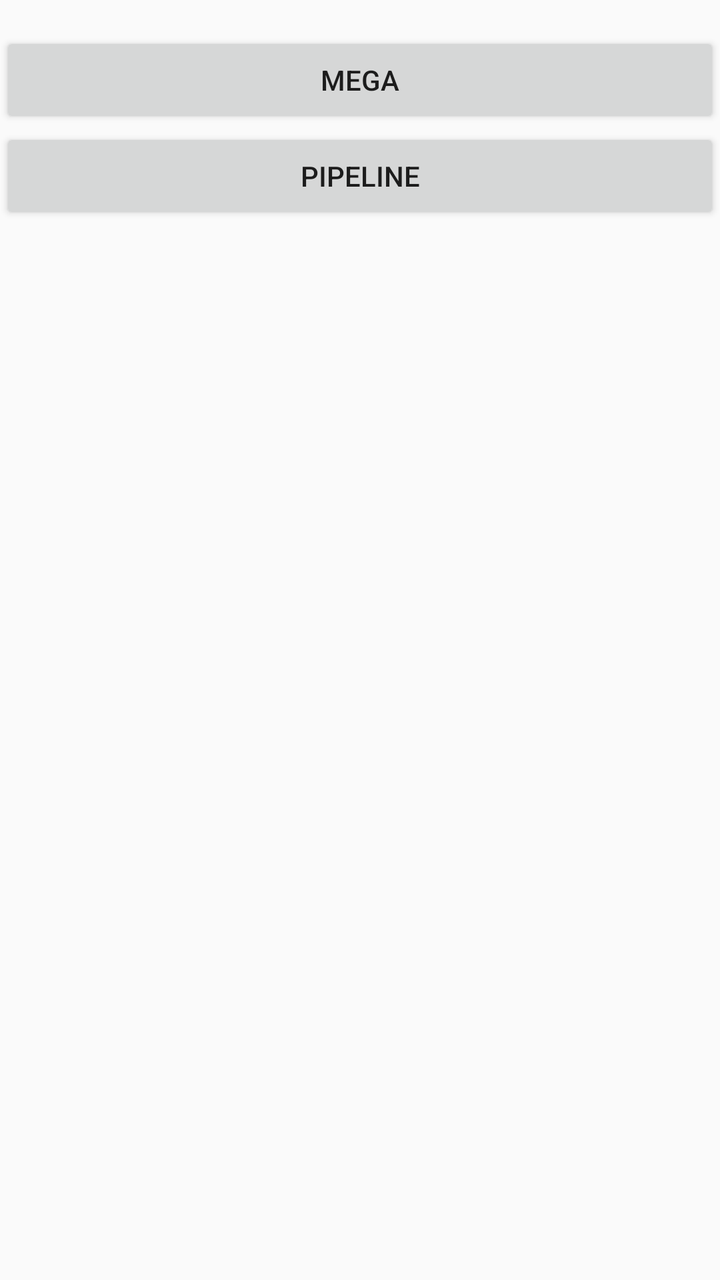
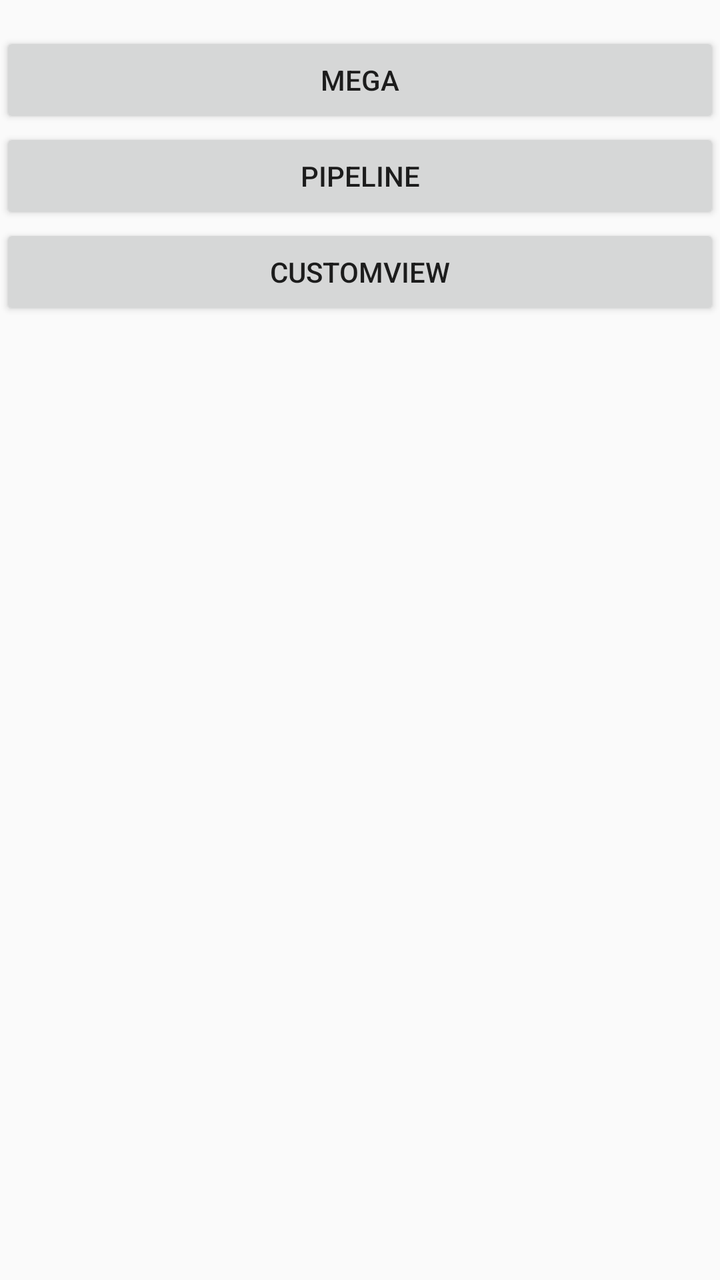

Screens rendered from an Android XML layout before and after an edit, with the pre-edit source and the edit as a unified diff.
<!-- AndroidManifest.xml: application theme AppTheme -->
<!-- res/layout/activity_psdk_test.xml -->
<?xml version="1.0" encoding="utf-8"?>
<androidx.constraintlayout.widget.ConstraintLayout xmlns:android="http://schemas.android.com/apk/res/android"
    android:layout_width="match_parent"
    android:layout_height="match_parent"
    xmlns:app="http://schemas.android.com/apk/res-auto">
    <Button
        android:id="@+id/psdk_mega_button"
        android:layout_width="match_parent"
        android:layout_height="wrap_content"
        android:layout_marginTop="16dp"
        android:text="Mega"
        app:layout_constraintTop_toTopOf="parent"
        app:layout_constraintStart_toStartOf="parent" />

    <Button
        android:id="@+id/psdk_pipeline_button"
        android:layout_width="match_parent"
        android:layout_height="wrap_content"
        android:text="Pipeline"
        app:layout_constraintTop_toBottomOf="@id/psdk_mega_button"
        app:layout_constraintStart_toStartOf="@id/psdk_mega_button" />

</androidx.constraintlayout.widget.ConstraintLayout>
<!-- resources referenced by this layout -->
<resources>
  <style name="AppTheme" parent="Theme.AppCompat.Light.DarkActionBar">
          
          <item name="colorPrimary">@color/colorPrimary</item>
          <item name="colorPrimaryDark">@color/colorPrimaryDark</item>
          <item name="colorAccent">@color/colorAccent</item>
      </style>
  <color name="colorPrimary">#008577</color>
  <color name="colorPrimaryDark">#00574B</color>
  <color name="colorAccent">#D81B60</color>
</resources>

<!-- the commit's change to res/layout/activity_psdk_test.xml (unified diff, before → after) -->
@@ -20,4 +20,12 @@
         app:layout_constraintTop_toBottomOf="@id/psdk_mega_button"
         app:layout_constraintStart_toStartOf="@id/psdk_mega_button" />
 
+    <Button
+        android:id="@+id/psdk_customview_button"
+        android:layout_width="match_parent"
+        android:layout_height="wrap_content"
+        android:text="CustomView"
+        app:layout_constraintTop_toBottomOf="@id/psdk_pipeline_button"
+        app:layout_constraintStart_toStartOf="@id/psdk_pipeline_button" />
+
 </androidx.constraintlayout.widget.ConstraintLayout>
